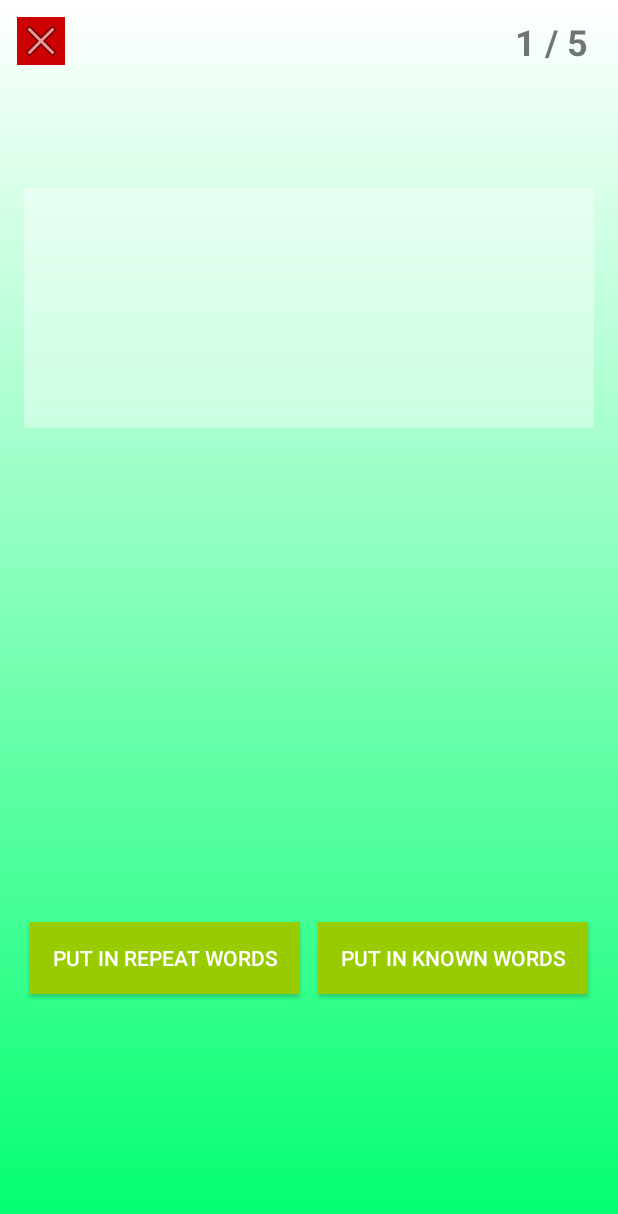
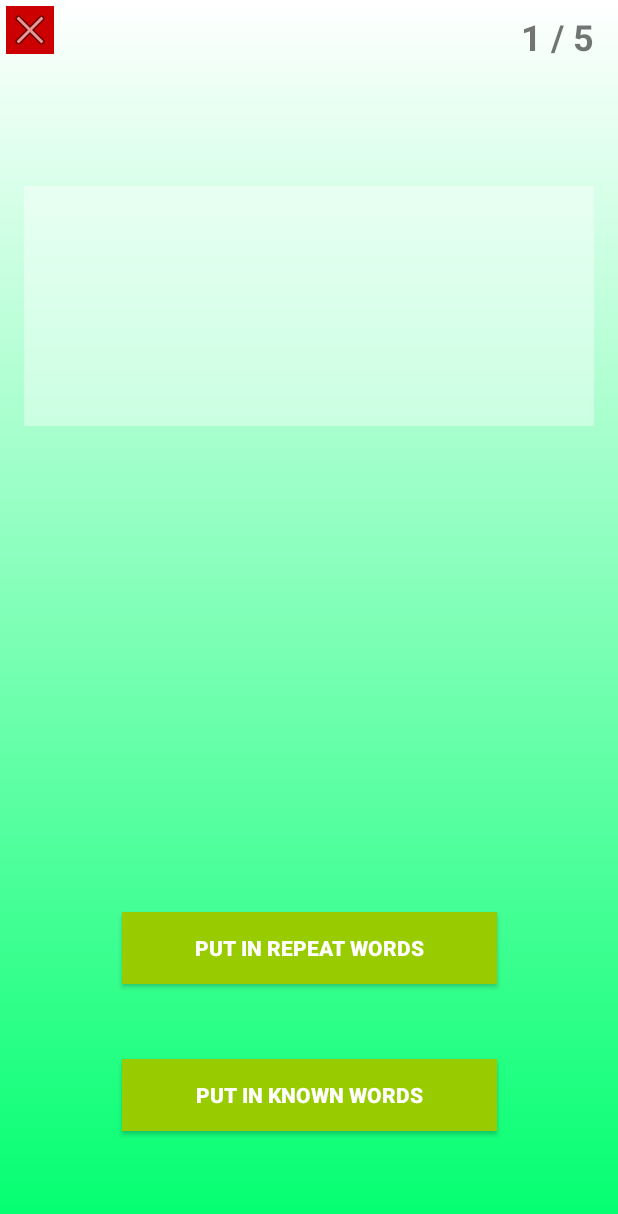
Before and after one commit to Aniquir/VocabularyLearningApp, an Android app: the ActivitySecondTranslationWord screen opened directly, with no data from a screen before it, on a phone screen of 412 x 824 dp. Shown: the top 1214 px of the screen. Run offline under Robolectric (Android 15) with nearby library versions, the phone set to English and light mode, and no system bars.

Commit message:
fix problems with responsiveness

```diff
--- a/app/src/main/res/layout/activity_second_translation.xml
+++ b/app/src/main/res/layout/activity_second_translation.xml
@@ -1,35 +1,44 @@
 <?xml version="1.0" encoding="utf-8"?>
-<RelativeLayout xmlns:android="http://schemas.android.com/apk/res/android"
+<android.support.constraint.ConstraintLayout xmlns:android="http://schemas.android.com/apk/res/android"
 
+    xmlns:app="http://schemas.android.com/apk/res-auto"
     xmlns:tools="http://schemas.android.com/tools"
     android:layout_width="match_parent"
     android:layout_height="match_parent"
-    xmlns:app="http://schemas.android.com/apk/res-auto"
     android:background="@drawable/main_background_translations"
     tools:context=".activities.ActivitySecondTranslationWord">
 
     <Button
         android:id="@+id/putInRepeatWordsButton"
         style="@style/Widget.AppCompat.Button.Colored"
-        android:layout_width="180dp"
+        android:layout_width="250dp"
         android:layout_height="wrap_content"
         android:layout_alignParentStart="true"
         android:layout_alignTop="@+id/putInKnownWordsButton"
-        android:layout_marginStart="20dp"
+        android:layout_marginBottom="50dp"
         android:background="@android:color/holo_green_light"
-        android:text="@string/put_in_repeat_words" />
+        android:text="@string/put_in_repeat_words"
+        android:textStyle="bold"
+        app:layout_constraintBottom_toTopOf="@+id/putInKnownWordsButton"
+        app:layout_constraintEnd_toEndOf="parent"
+        app:layout_constraintHorizontal_bias="0.5"
+        app:layout_constraintStart_toStartOf="parent" />
 
     <Button
         android:id="@+id/putInKnownWordsButton"
         style="@style/Widget.AppCompat.Button.Colored"
-        android:layout_width="180dp"
+        android:layout_width="250dp"
         android:layout_height="wrap_content"
         android:layout_alignParentBottom="true"
         android:layout_alignParentEnd="true"
-        android:layout_marginBottom="161dp"
-        android:layout_marginEnd="20dp"
+        android:layout_marginBottom="70dp"
         android:background="@android:color/holo_green_light"
-        android:text="@string/put_in_known_words" />
+        android:text="@string/put_in_known_words"
+        android:textStyle="bold"
+        app:layout_constraintBottom_toBottomOf="parent"
+        app:layout_constraintEnd_toEndOf="parent"
+        app:layout_constraintHorizontal_bias="0.5"
+        app:layout_constraintStart_toStartOf="parent" />
 
     <TextView
         android:id="@+id/counterOfLearningWordsTextViewSecondTranslation"
@@ -37,9 +46,13 @@
         android:layout_height="wrap_content"
         android:layout_alignEnd="@+id/putInKnownWordsButton"
         android:layout_alignTop="@+id/imageButtonBackToMainMenu"
+        android:layout_marginEnd="16dp"
+        android:layout_marginTop="8dp"
         android:text="@string/_0_0"
         android:textSize="24sp"
-        android:textStyle="bold" />
+        android:textStyle="bold"
+        app:layout_constraintEnd_toEndOf="parent"
+        app:layout_constraintTop_toTopOf="parent" />
 
     <ImageButton
         android:id="@+id/imageButtonBackToMainMenu"
@@ -47,9 +60,11 @@
         android:layout_height="wrap_content"
         android:layout_alignParentStart="true"
         android:layout_alignParentTop="true"
-        android:layout_marginStart="11dp"
-        android:layout_marginTop="11dp"
+        android:layout_marginStart="4dp"
+        android:layout_marginTop="4dp"
         android:background="@android:color/holo_red_dark"
+        app:layout_constraintStart_toStartOf="parent"
+        app:layout_constraintTop_toTopOf="parent"
         app:srcCompat="@android:drawable/ic_menu_close_clear_cancel" />
 
     <ImageView
@@ -58,9 +73,13 @@
         android:layout_height="160dp"
         android:layout_alignParentTop="true"
         android:layout_centerHorizontal="true"
-        android:layout_marginTop="125dp"
-        app:srcCompat="@android:color/white"
-        android:alpha="0.4"/>
+        android:layout_marginTop="124dp"
+        android:alpha="0.4"
+        app:layout_constraintEnd_toEndOf="parent"
+        app:layout_constraintHorizontal_bias="0.5"
+        app:layout_constraintStart_toStartOf="parent"
+        app:layout_constraintTop_toTopOf="parent"
+        app:srcCompat="@android:color/white" />
 
     <TextView
         android:id="@+id/textViewSecondTranslation"
@@ -68,9 +87,13 @@
         android:layout_height="wrap_content"
         android:layout_alignParentTop="true"
         android:layout_centerHorizontal="true"
-        android:layout_marginTop="188dp"
+        android:layout_marginTop="64dp"
         android:text="@string/second_translationSmallLetters"
         android:textSize="24sp"
-        android:textStyle="bold" />
+        android:textStyle="bold"
+        app:layout_constraintEnd_toStartOf="@+id/imageViewFirstTranslation"
+        app:layout_constraintHorizontal_bias="0.499"
+        app:layout_constraintStart_toEndOf="@+id/imageViewFirstTranslation"
+        app:layout_constraintTop_toTopOf="@+id/imageViewFirstTranslation" />
 
-</RelativeLayout>
+</android.support.constraint.ConstraintLayout>
```
Also changed, not shown: app/src/main/res/layout/activity_after_click_db_button.xml (+33 -15 lines), app/src/main/res/layout/activity_after_click_start_button.xml (+30 -16 lines), app/src/main/res/layout/activity_database_view.xml (+21 -9 lines), app/src/main/res/layout/activity_first_translation.xml (+28 -12 lines), app/src/main/res/layout/activity_main.xml (+25 -7 lines).
